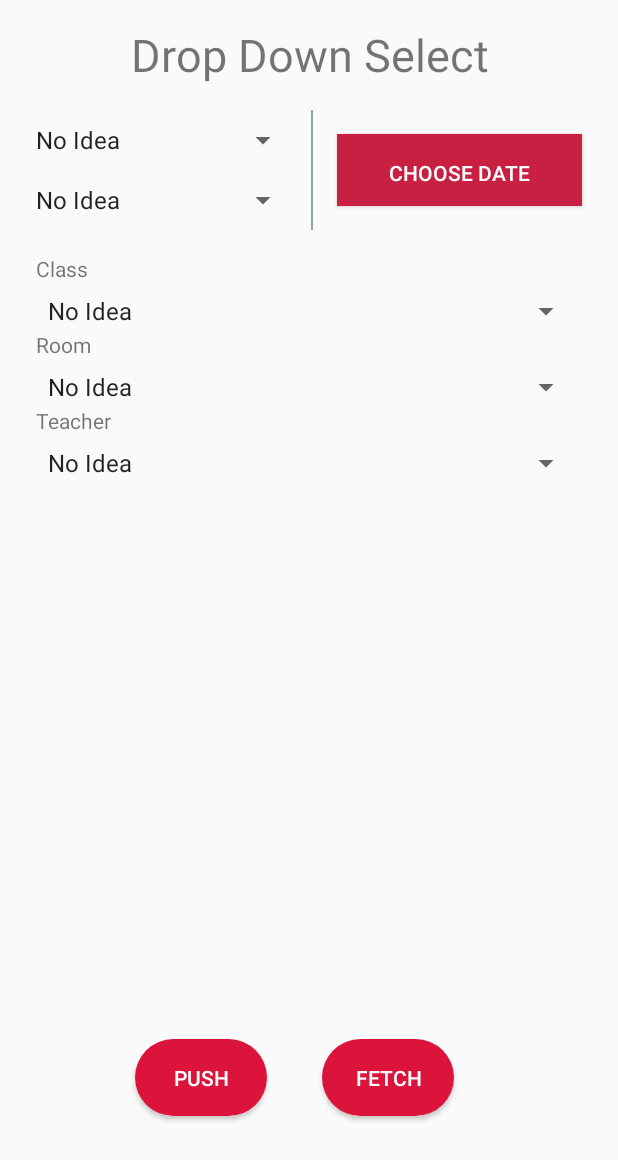
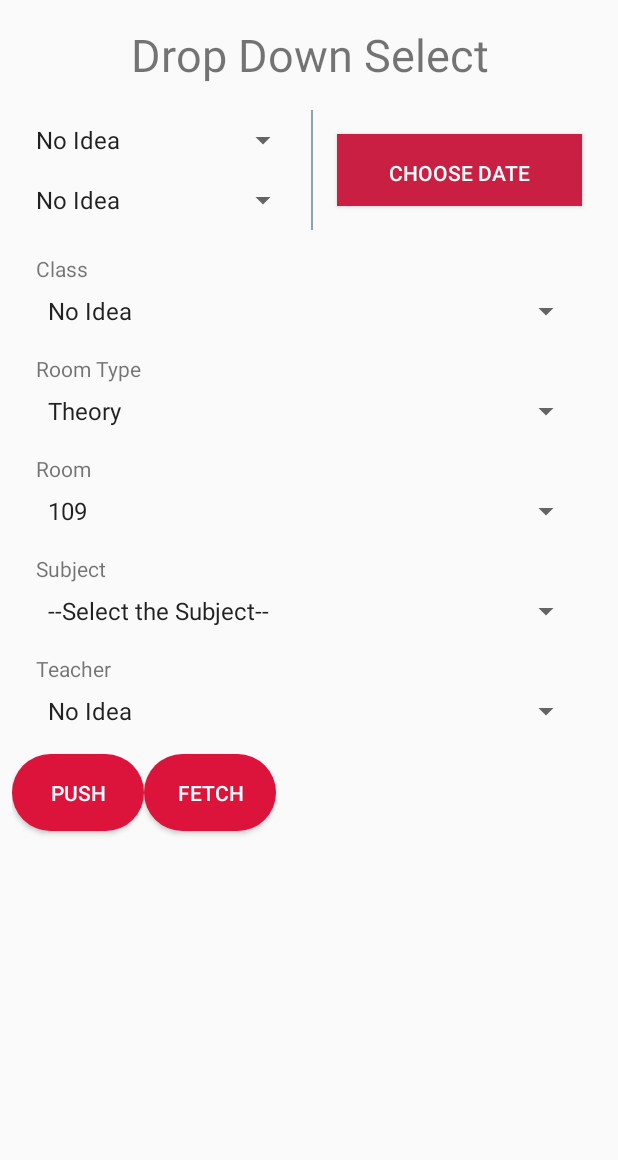
Before and after one commit to CollegeProjectMait/ProjectMait, an Android app: the pushDataActivity screen opened directly, with no data from a screen before it, on a phone screen of 412 x 824 dp. Shown: the top 1160 px of the screen. Run offline under Robolectric (Android 15) with nearby library versions, the phone set to English and light mode, and no system bars; our stand-ins replace Firebase (no records; nobody signed in at launch, a user with empty details on screens opened directly).

Commit message:
roomtype n subject options added in pushDataActivity

```diff
--- a/app/src/main/java/com/example/parasrawat2124/projectmait/ParasRawatPushData.java
+++ b/app/src/main/java/com/example/parasrawat2124/projectmait/ParasRawatPushData.java
@@ -5,17 +5,18 @@ import com.google.firebase.database.FirebaseDatabase;
 import java.io.Serializable;
 
 public class ParasRawatPushData{
-   public String classid,day,timeslot,teacherid,room;
+   public String classid,day,timeslot,teacherid,room,roomtype,subject;
     public ParasRawatPushData(){
 
     }
-    public ParasRawatPushData(String classid,String day,String timeslot,String teacherid,String room){
+    public ParasRawatPushData(String classid,String day,String timeslot,String teacherid,String room,String type,String sub){
         this.classid=classid;
         this.day=day;
         this.teacherid=teacherid;
         this.timeslot=timeslot;
         this.room=room;
-
+        this.roomtype=type;
+        this.subject=sub;
     }
 
     public String getClassid() {
@@ -38,5 +39,13 @@ public class ParasRawatPushData{
         return room;
     }
 
+    public String getRoomtype() {
+        return roomtype;
+    }
+
+    public String getSubject() {
+        return subject;
+    }
+
 
 }
--- a/app/src/main/java/com/example/parasrawat2124/projectmait/pushDataActivity.java
+++ b/app/src/main/java/com/example/parasrawat2124/projectmait/pushDataActivity.java
@@ -3,10 +3,14 @@ package com.example.parasrawat2124.projectmait;
 import android.content.Intent;
 import android.support.v7.app.AppCompatActivity;
 import android.os.Bundle;
+import android.util.Log;
 import android.view.View;
+import android.widget.AdapterView;
+import android.widget.ArrayAdapter;
 import android.widget.Button;
 import android.widget.Spinner;
 import android.widget.TextView;
+import android.widget.Toast;
 
 import com.google.firebase.database.DatabaseReference;
 import com.google.firebase.database.FirebaseDatabase;
@@ -16,15 +20,16 @@ import java.util.List;
 
 public class pushDataActivity extends AppCompatActivity {
 
-   Spinner classspinner,roomspinner,teacherspinner,daysspinner,timeslotspinner;
-   DatabaseReference databaseReference,dbref_teach,dbref_room;
+   Spinner classspinner,roomspinner,teacherspinner,daysspinner,timeslotspinner,typespinner,subspinner;
+   DatabaseReference databaseReference,dbref_teach,dbref_room,dbref_rtype;
    Button push;
    List<String> paraslist;
    int count=0;
    TextView result;
     Object object;
     Button fetch;
-
+    ArrayAdapter<String> typeadap;
+//    ArrayList<String> labrooms=new ArrayList<String>();
 
 
    public static final String TAG="RESULT ACTIVITY";
@@ -38,11 +43,13 @@ public class pushDataActivity extends AppCompatActivity {
         teacherspinner=findViewById(R.id.teacherspinner);
         daysspinner=findViewById(R.id.daysspinner);
         timeslotspinner=findViewById(R.id.timeslotsspinner);
+        typespinner=findViewById(R.id.roomtypespinner);
+        subspinner=findViewById(R.id.subjectspinner);
         push=findViewById(R.id.push);
         fetch=findViewById(R.id.next);
         databaseReference=FirebaseDatabase.getInstance().getReference("MasterTable");
         paraslist=new ArrayList<>();
-        result=findViewById(R.id.result);
+        //result=findViewById(R.id.result);
 
         push.setOnClickListener(new View.OnClickListener() {
             @Override
@@ -92,6 +99,27 @@ public class pushDataActivity extends AppCompatActivity {
             }
         });
 
+        typespinner.setOnItemSelectedListener(new AdapterView.OnItemSelectedListener() {
+            @Override
+            public void onItemSelected(AdapterView<?> adapterView, View view, int i, long l) {
+                    Log.d("selected item",typespinner.getSelectedItem().toString());
+                    switch (i){
+                        case 0 : typeadap=new ArrayAdapter<String>(pushDataActivity.this,android.R.layout.simple_spinner_item, getResources().getStringArray(R.array.theoryrooms));
+                            break;
+                        case 1 : typeadap=new ArrayAdapter<String>(pushDataActivity.this,android.R.layout.simple_spinner_item, getResources().getStringArray(R.array.labrooms));
+                            break;
+                        case 2 : typeadap=new ArrayAdapter<String>(pushDataActivity.this,android.R.layout.simple_spinner_item, getResources().getStringArray(R.array.tutrooms));
+                    }
+                    typeadap.setDropDownViewResource(android.R.layout.simple_spinner_dropdown_item);
+                    roomspinner.setAdapter(typeadap);
+            }
+
+            @Override
+            public void onNothingSelected(AdapterView<?> adapterView) {
+
+            }
+        });
+
     }
 
     public void PushData(){
@@ -101,16 +129,30 @@ public class pushDataActivity extends AppCompatActivity {
        String time=timeslotspinner.getSelectedItem().toString();
        String teacher=teacherspinner.getSelectedItem().toString();
        String room=roomspinner.getSelectedItem().toString();
+       String roomtype=typespinner.getSelectedItem().toString();
+       String subject=subspinner.getSelectedItem().toString();
        String key=databaseReference.push().getKey();
-       ParasRawatPushData data=new ParasRawatPushData(classid,day,time,teacher,room);
+       ParasRawatPushData data=new ParasRawatPushData(classid,day,time,teacher,room,roomtype,subject);
+
        //TODO put a check so that one teacher cnt be assigned(added) to more than one class for same day&time like for wednesday(9:15-10:05).
        databaseReference.child(classid).child(day+"("+time+")").setValue(data);
 
-       //==============================
         dbref_teach=FirebaseDatabase.getInstance().getReference("TeacherTimeTable");
         dbref_teach.child(teacher).child(day+"("+time+")").setValue(data);
 
         dbref_room=FirebaseDatabase.getInstance().getReference("RoomTimeTable");
         dbref_room.child(room).child(day+"("+time+")").setValue(data);
+
+//        dbref_rtype=FirebaseDatabase.getInstance().getReference("RoomInfo");
+//
+//        switch (typespinner.getSelectedItemPosition()){
+//            case 0 : //dbref_rtype.child("Theory").setValue(rooms);
+//                break;
+//            case 1 :
+//                dbref_rtype.child("Lab").setValue(labrooms);
+//                break;
+//            case 2 :          labrooms.add(roomspinner.getSelectedItem().toString());
+//                dbref_rtype.child("Tut").setValue(labrooms);
+//        }
     }
 }
--- a/app/src/main/res/layout/activity_result.xml
+++ b/app/src/main/res/layout/activity_result.xml
@@ -76,7 +76,7 @@
             android:id="@+id/tclass"
             android:layout_width="match_parent"
             android:layout_height="25dp"
-            android:text="Class"/>
+            android:text="Class" />
 
         <Spinner
             android:id="@+id/classsspinner"
@@ -84,21 +84,46 @@
             android:layout_height="25dp"
             android:entries="@array/clas"></Spinner>
         <TextView
+            android:id="@+id/troomtype"
+            android:layout_width="match_parent"
+            android:layout_height="25dp"
+            android:text="Room Type"
+            android:layout_marginTop="16dp"/>
+
+        <Spinner
+            android:id="@+id/roomtypespinner"
+            android:layout_width="match_parent"
+            android:layout_height="25dp"
+            android:entries="@array/roomtype"></Spinner>
+        <TextView
             android:id="@+id/troom"
             android:layout_width="match_parent"
             android:layout_height="25dp"
-           android:text="Room"/>
+           android:text="Room"
+            android:layout_marginTop="16dp"/>
 
         <Spinner
             android:id="@+id/roomspinner"
             android:layout_width="match_parent"
+            android:layout_height="25dp"></Spinner>
+        <TextView
+            android:id="@+id/tsub"
+            android:layout_width="match_parent"
             android:layout_height="25dp"
-            android:entries="@array/rooms"></Spinner>
+            android:text="Subject"
+            android:layout_marginTop="16dp"/>
+
+        <Spinner
+            android:id="@+id/subjectspinner"
+            android:layout_width="match_parent"
+            android:layout_height="25dp"
+            android:entries="@array/subjects"></Spinner>
         <TextView
             android:id="@+id/tteacher"
             android:layout_width="match_parent"
             android:layout_height="25dp"
-            android:text="Teacher"/>
+            android:text="Teacher"
+            android:layout_marginTop="16dp"/>
 
         <Spinner
             android:id="@+id/teacherspinner"
@@ -111,35 +136,31 @@
         android:id="@+id/push"
         android:layout_width="wrap_content"
         android:layout_height="wrap_content"
-        android:layout_alignParentBottom="true"
-        android:layout_alignParentStart="true"
-        android:layout_marginBottom="72dp"
-        android:layout_marginStart="82dp"
         android:background="@drawable/button_design"
         android:padding="16dp"
         android:text="Push"
-        android:textColor="@android:color/white" />
+        android:textColor="@android:color/white"
+        android:layout_below="@id/llreq"/>
 
     <Button
         android:id="@+id/next"
         android:layout_width="wrap_content"
         android:layout_height="wrap_content"
-        android:layout_alignParentEnd="true"
-        android:layout_alignTop="@+id/push"
-        android:layout_marginEnd="101dp"
         android:background="@drawable/button_design"
         android:padding="16dp"
         android:text="Fetch"
-        android:textColor="@android:color/white" />
+        android:textColor="@android:color/white"
+        android:layout_below="@id/llreq"
+        android:layout_toEndOf="@id/push"/>
 
-    <TextView
-        android:layout_below="@id/llreq"
-        android:id="@+id/result"
-        android:layout_width="wrap_content"
-        android:layout_height="wrap_content"
-        android:layout_alignParentBottom="true"
-        android:layout_centerHorizontal="true"
-        android:layout_marginBottom="229dp"
-        android:textSize="20sp" />
+    <!--<TextView-->
+        <!--android:layout_below="@id/llreq"-->
+        <!--android:id="@+id/result"-->
+        <!--android:layout_width="wrap_content"-->
+        <!--android:layout_height="wrap_content"-->
+        <!--android:layout_alignParentBottom="true"-->
+        <!--android:layout_centerHorizontal="true"-->
+        <!--android:layout_marginBottom="229dp"-->
+        <!--android:textSize="20sp" />-->
 
 </RelativeLayout>
--- a/app/src/main/res/values/strings.xml
+++ b/app/src/main/res/values/strings.xml
@@ -27,27 +27,82 @@
 
     <string-array name="clas">
         <item>No Idea</item>
-        <item>C-123</item>
-        <item>C-456</item>
-        <item>C-789</item>
-        <item>C-111213</item>
+        <item>5C1</item>
+        <item>5C2</item>
+        <item>5C3</item>
+        <item>5C4</item>
+        <item>5C5</item>
+        <item>5C6</item>
+        <item>5C7</item>
+        <item>5C8</item>
+        <item>5C9</item>
+        <item>5C11</item>
+        <item>5C12</item>
+        <item>5C13</item>
     </string-array>
     <string-array name="teachers">
         <item>No Idea</item>
-        <item>DrNamita</item>
+        <item>Namita Gupta</item>
+        <item>Neelam Sharma</item>
+        <item>Neetu Gupta</item>
+        <item>Jyoti Sharma</item>
+        <item>Ashish Khanna</item>
         <item>Neeraj</item>
-        <item>Neelam</item>
         <item>Yogesh</item>
         <item>Deepak</item>
     </string-array>
     <string-array name="rooms">
         <item>No Idea</item>
+        <item>109</item>
+        <item>110</item>
+        <item>111</item>
         <item>112</item>
         <item>113</item>
         <item>114</item>
         <item>121</item>
         <item>122</item>
         <item>123</item>
-        <item>1124</item>
+        <item>124</item>
+        <item>131</item>
+        <item>132</item>
+        <item>133</item>
+        <item>134</item>
+        <item>141</item>
+        <item>142</item>
+        <item>143</item>
+        <item>144</item>
+    </string-array>
+    <string-array name="roomtype">
+        <item>Theory</item>
+        <item>Lab</item>
+        <item>Tutorial</item>
+    </string-array>
+    <string-array name="subjects">
+        <item>--Select the Subject--</item>
+        <item>Communication Skills</item>
+        <item>ADA</item>
+        <item>Java</item>
+        <item>Digital Communication</item>
+        <item>Industrial Management</item>
+    </string-array>
+    <string-array name="theoryrooms">
+        <item>109</item>
+        <item>110</item>
+        <item>121</item>
+        <item>122</item>
+        <item>132</item>
+        <item>133</item>
+    </string-array>
+    <string-array name="labrooms">
+        <item>111</item>
+        <item>112</item>
+        <item>114</item>
+        <item>145</item>
+        <item>146</item>
+    </string-array>
+    <string-array name="tutrooms">
+        <item>142</item>
+        <item>143</item>
+        <item>144</item>
     </string-array>
 </resources>
```
